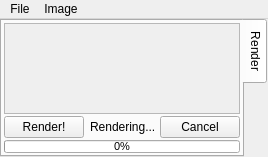
Above: src/gui/windowbase.ui from YafaRay/libYafaRay before the change. Below: the same form after it.
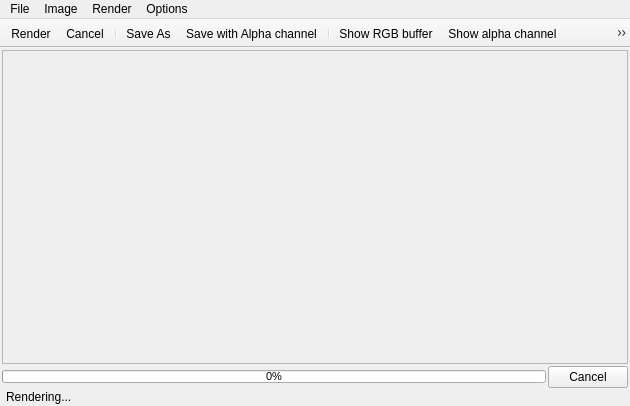
That is the form after the change.

Commit message: - QtGui: Frame buffer window layout change and on render interactive drawing refactored - Misc: Several code cleanups

```diff
--- a/src/gui/windowbase.ui
+++ b/src/gui/windowbase.ui
@@ -6,8 +6,8 @@
    <rect>
     <x>0</x>
     <y>0</y>
-    <width>220</width>
-    <height>157</height>
+    <width>630</width>
+    <height>406</height>
    </rect>
   </property>
   <property name="windowTitle">
@@ -22,38 +22,43 @@
      <number>0</number>
     </property>
     <item row="0" column="0">
-     <widget class="QTabWidget" name="tabWidget">
-      <property name="tabPosition">
-       <enum>QTabWidget::East</enum>
-      </property>
-      <property name="currentIndex">
-       <number>0</number>
-      </property>
-      <widget class="QWidget" name="tab">
-       <property name="sizePolicy">
-        <sizepolicy hsizetype="Expanding" vsizetype="Expanding">
-         <horstretch>0</horstretch>
-         <verstretch>0</verstretch>
-        </sizepolicy>
-       </property>
-       <attribute name="title">
-        <string>Render</string>
-       </attribute>
-       <layout class="QGridLayout" name="gridLayout_3">
+     <layout class="QGridLayout" name="yafarayLayout">
         <property name="margin">
          <number>2</number>
         </property>
         <property name="spacing">
          <number>2</number>
         </property>
-        <item row="3" column="0">
-         <widget class="QPushButton" name="renderButton">
-          <property name="text">
-           <string>Render!</string>
-          </property>
-         </widget>
-        </item>
-        <item row="4" column="0" colspan="3">
+      <item row="0" column="0" colspan="2">
+       <widget class="QScrollArea" name="renderArea">
+        <property name="frameShadow">
+         <enum>QFrame::Plain</enum>
+        </property>
+        <property name="verticalScrollBarPolicy">
+         <enum>Qt::ScrollBarAsNeeded</enum>
+        </property>
+        <property name="horizontalScrollBarPolicy">
+         <enum>Qt::ScrollBarAsNeeded</enum>
+        </property>
+        <property name="widgetResizable">
+         <bool>true</bool>
+        </property>
+        <property name="alignment">
+         <set>Qt::AlignCenter</set>
+        </property>
+        <widget class="QWidget" name="scrollAreaWidgetContents">
+         <property name="geometry">
+          <rect>
+           <x>0</x>
+           <y>0</y>
+           <width>624</width>
+           <height>294</height>
+          </rect>
+         </property>
+        </widget>
+       </widget>
+      </item>
+      <item row="1" column="0">
          <widget class="QProgressBar" name="progressbar">
           <property name="sizePolicy">
            <sizepolicy hsizetype="MinimumExpanding" vsizetype="Fixed">
@@ -92,43 +97,14 @@
           </property>
          </widget>
         </item>
-        <item row="2" column="0" colspan="3">
-         <widget class="QScrollArea" name="renderArea">
-          <property name="frameShadow">
-           <enum>QFrame::Plain</enum>
-          </property>
-          <property name="verticalScrollBarPolicy">
-           <enum>Qt::ScrollBarAsNeeded</enum>
-          </property>
-          <property name="horizontalScrollBarPolicy">
-           <enum>Qt::ScrollBarAsNeeded</enum>
-          </property>
-          <property name="widgetResizable">
-           <bool>true</bool>
-          </property>
-          <property name="alignment">
-           <set>Qt::AlignCenter</set>
-          </property>
-          <widget class="QWidget" name="scrollAreaWidgetContents">
-           <property name="geometry">
-            <rect>
-             <x>0</x>
-             <y>0</y>
-             <width>183</width>
-             <height>78</height>
-            </rect>
-           </property>
-          </widget>
-         </widget>
-        </item>
-        <item row="3" column="2">
+      <item row="1" column="1">
          <widget class="QPushButton" name="cancelButton">
           <property name="text">
            <string>Cancel</string>
           </property>
          </widget>
         </item>
-        <item row="3" column="1">
+      <item row="2" column="0" colspan="2">
          <widget class="QLabel" name="yafLabel">
           <property name="sizePolicy">
            <sizepolicy hsizetype="Expanding" vsizetype="Preferred">
@@ -154,8 +130,6 @@
          </widget>
         </item>
        </layout>
-      </widget>
-     </widget>
     </item>
    </layout>
   </widget>
@@ -164,7 +138,7 @@
     <rect>
      <x>0</x>
      <y>0</y>
-     <width>220</width>
+     <width>630</width>
      <height>25</height>
     </rect>
    </property>
@@ -186,14 +160,75 @@
     <addaction name="actionZoom_Out"/>
     <addaction name="actionSaveAlpha"/>
    </widget>
+   <widget class="QMenu" name="menuRender_Oprions">
+    <property name="title">
+     <string>Render</string>
+    </property>
+    <addaction name="actionRender"/>
+    <addaction name="actionCancel"/>
+    <addaction name="separator"/>
+    <addaction name="actionShowRGB"/>
+    <addaction name="actionShowAlpha"/>
+    <addaction name="actionShowDepth"/>
+   </widget>
+   <widget class="QMenu" name="menuOptions">
+    <property name="title">
+     <string>Options</string>
+    </property>
+    <addaction name="actionAskSave"/>
+   </widget>
    <addaction name="menuFile"/>
    <addaction name="menuImage"/>
+   <addaction name="menuRender_Oprions"/>
+   <addaction name="menuOptions"/>
   </widget>
-  <action name="actionOpen">
-   <property name="text">
-    <string>Open</string>
+  <widget class="QToolBar" name="toolBar">
+   <property name="minimumSize">
+    <size>
+     <width>0</width>
+     <height>0</height>
+    </size>
    </property>
-  </action>
+   <property name="maximumSize">
+    <size>
+     <width>16777215</width>
+     <height>34</height>
+    </size>
+   </property>
+   <property name="windowTitle">
+    <string>toolBar</string>
+   </property>
+   <property name="movable">
+    <bool>false</bool>
+   </property>
+   <property name="iconSize">
+    <size>
+     <width>32</width>
+     <height>32</height>
+    </size>
+   </property>
+   <property name="toolButtonStyle">
+    <enum>Qt::ToolButtonIconOnly</enum>
+   </property>
+   <property name="floatable">
+    <bool>false</bool>
+   </property>
+   <attribute name="toolBarArea">
+    <enum>TopToolBarArea</enum>
+   </attribute>
+   <attribute name="toolBarBreak">
+    <bool>false</bool>
+   </attribute>
+   <addaction name="actionRender"/>
+   <addaction name="actionCancel"/>
+   <addaction name="separator"/>
+   <addaction name="actionSave_As"/>
+   <addaction name="actionSaveAlpha"/>
+   <addaction name="separator"/>
+   <addaction name="actionShowRGB"/>
+   <addaction name="actionShowAlpha"/>
+   <addaction name="actionShowDepth"/>
+  </widget>
   <action name="actionQuit">
    <property name="text">
     <string>Quit</string>
@@ -212,7 +247,10 @@
   </action>
   <action name="actionSave_As">
    <property name="text">
-    <string>Save As</string>
+    <string>Save As...</string>
+   </property>
+   <property name="toolTip">
+    <string>Save the render</string>
    </property>
    <property name="shortcut">
     <string>Ctrl+S</string>
@@ -239,13 +277,88 @@
     <bool>true</bool>
    </property>
    <property name="text">
-    <string>Save with Alpha channel</string>
+    <string>Save with alpha channel</string>
    </property>
    <property name="iconText">
     <string>Save with Alpha channel</string>
    </property>
    <property name="toolTip">
-    <string>Save image with transparency channel</string>
+    <string>Enables saving the image with a transparency channel (RGBA)</string>
+   </property>
+  </action>
+  <action name="actionShowDepth">
+   <property name="checkable">
+    <bool>true</bool>
+   </property>
+   <property name="text">
+    <string>Show z-buffer channel</string>
+   </property>
+   <property name="toolTip">
+    <string>Shows the z-buffer channel of the render</string>
+   </property>
+   <property name="shortcut">
+    <string>Z</string>
+   </property>
+  </action>
+  <action name="actionRender">
+   <property name="text">
+    <string>Render</string>
+   </property>
+   <property name="toolTip">
+    <string>Render the loaded scene</string>
+   </property>
+   <property name="shortcut">
+    <string>Ctrl+R</string>
+   </property>
+  </action>
+  <action name="actionCancel">
+   <property name="text">
+    <string>Cancel</string>
+   </property>
+   <property name="toolTip">
+    <string>Cancel current rendering process</string>
+   </property>
+   <property name="shortcut">
+    <string>Ctrl+Shift+C</string>
+   </property>
+  </action>
+  <action name="actionShowAlpha">
+   <property name="checkable">
+    <bool>true</bool>
+   </property>
+   <property name="text">
+    <string>Show alpha channel</string>
+   </property>
+   <property name="toolTip">
+    <string>Shows the alpha channel of the render</string>
+   </property>
+   <property name="shortcut">
+    <string>A</string>
+   </property>
+  </action>
+  <action name="actionShowRGB">
+   <property name="checkable">
+    <bool>true</bool>
+   </property>
+   <property name="text">
+    <string>Show RGB buffer</string>
+   </property>
+   <property name="toolTip">
+    <string>Shows the RGB channels of the render</string>
+   </property>
+   <property name="shortcut">
+    <string>R</string>
+   </property>
+  </action>
+  <action name="actionAskSave">
+   <property name="checkable">
+    <bool>true</bool>
+   </property>
+   <property name="text">
+    <string>Ask to save before closing</string>
+   </property>
+   <property name="toolTip">
+    <string>Enable/disable ask before closing dialog</string>
    </property>
   </action>
  </widget>
```
Left out of the diff: 18 changed lines with no effect on the pictures. Lines whose indentation alone changed are shown as unchanged. The commit also changes 38 other files.
